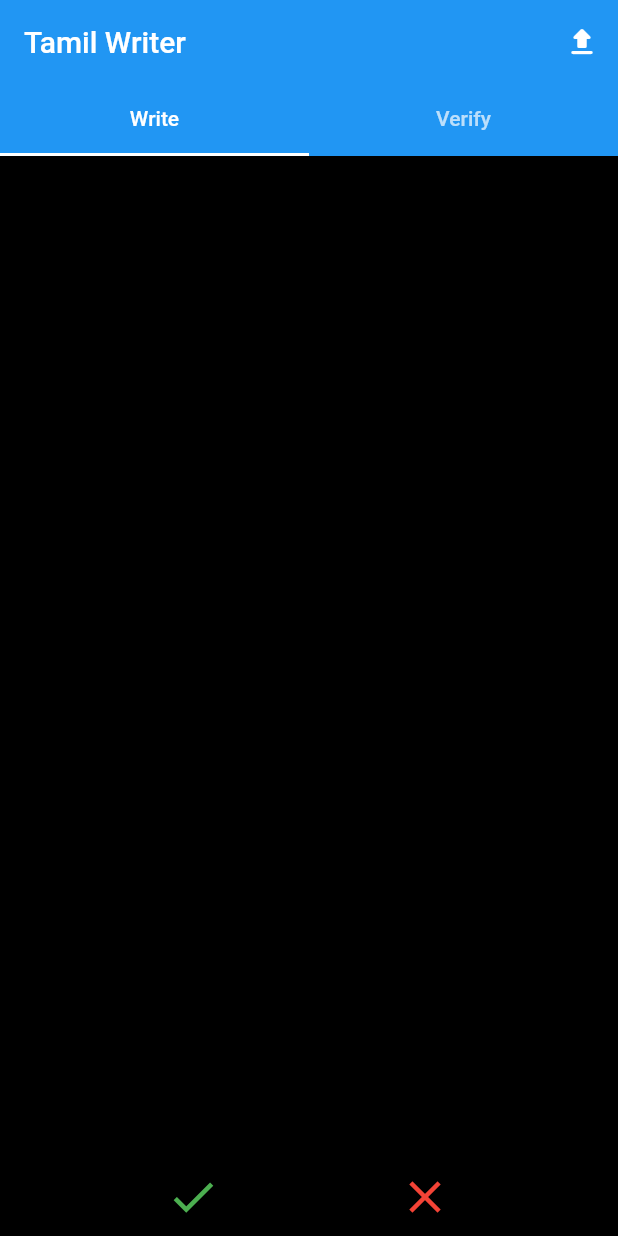
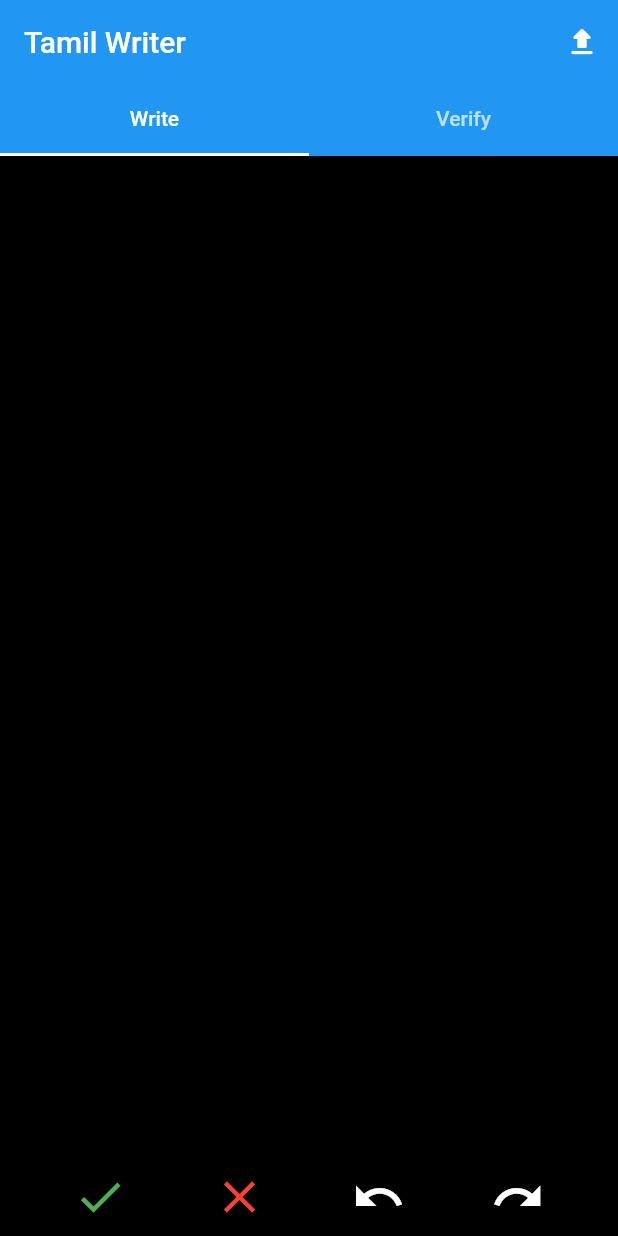
Before and after one commit to sakthi0405/tamil_write, a Flutter app: the screen it shows after launch, on a phone screen of 412 x 824 dp. Run offline on Flutter 3.47's test engine with Material 2 defaults, Android fonts, the phone set to English and light mode, and no system bars; drawn by our look-alikes of signature; our stand-ins replace googleapis_auth; missing offline and left inert: googleapis.

Commit message:
undo-redo

```diff
--- a/lib/write_page.dart
+++ b/lib/write_page.dart
@@ -52,6 +52,8 @@ class _WritePageState extends State<WritePage> {
           children: <Widget>[
             buildCheck(context),
             buildClear(),
+            previous(),
+            next()
           ],
         ),
       );
@@ -79,7 +81,16 @@ class _WritePageState extends State<WritePage> {
         icon: Icon(Icons.clear, color: Colors.red),
         onPressed: () => controller.clear(),
       );
-
+ Widget previous() => IconButton(
+        iconSize: 36,
+        icon: Icon(Icons.undo, color: Colors.white),
+        onPressed: () => controller.undo(),
+      );
+  Widget next() => IconButton(
+        iconSize: 36,
+        icon: Icon(Icons.redo, color: Colors.white),
+        onPressed: () => controller.redo(),
+      );
   Future<Uint8List> exportSignature() async {
     final exportController = SignatureController(
       penStrokeWidth: 2,
```
Also changed, not shown: pubspec.lock.
